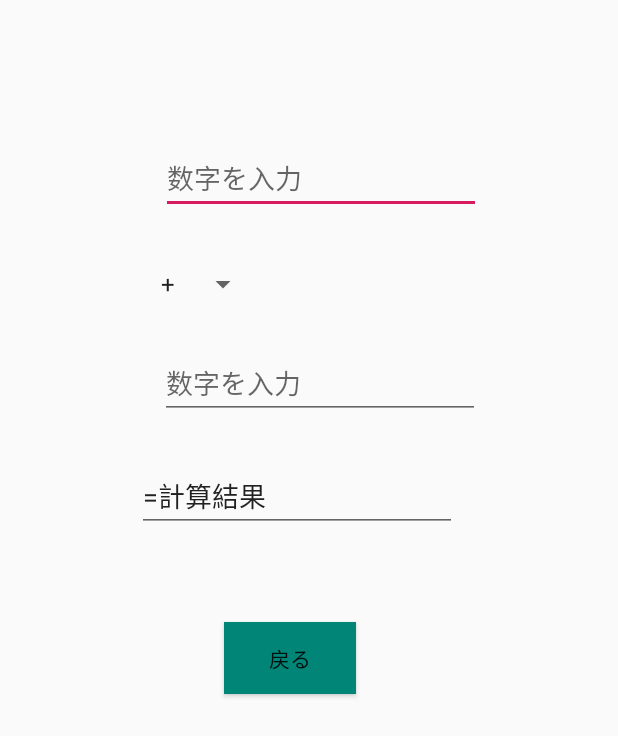
After one commit to assy3/memo_app, an Android app: the layout activity_another_calc.xml on its own in the app's theme, with its tools: preview values and no code run, on a phone screen of 412 x 824 dp. The commit adds this screen. Shown: the top 736 px of the screen. Run offline under Robolectric (Android 15) with nearby library versions, the phone set to English and light mode, and no system bars.

Commit message:
別画面のレイアウトファイル作成

```diff
--- /dev/null
+++ b/app/src/main/res/layout/activity_another_calc.xml
@@ -0,0 +1,93 @@
+<?xml version="1.0" encoding="utf-8"?>
+
+<FrameLayout xmlns:android="http://schemas.android.com/apk/res/android"
+    xmlns:app="http://schemas.android.com/apk/res-auto"
+    xmlns:tools="http://schemas.android.com/tools"
+    android:id="@+id/frameLayout"
+    android:layout_width="match_parent"
+    android:layout_height="match_parent"
+    android:padingBottom="@dimen/activity_vertical_margin"
+    android:padingLeft="@dimen/activity_horizontal_margin"
+    android:padingRight="@dimen/activity_horizontal_margin"
+    android:padingTop="@dimen/activity_vertical_margin"
+    tools:cotext="com.example.android.sample.memo_app.Mainactivity">
+
+    <ScrollView
+        android:layout_width="match_parent"
+        android:layout_height="match_parent">
+        <android.support.constraint.ConstraintLayout
+            android:layout_width="wrap_content"
+            android:layout_height="wrap_content"
+            android:layout_gravity="top|center_horizontal"
+            android:layout_marginTop="35dp"
+            tools:context=".MainActivity">
+
+            <Spinner
+                android:id="@+id/operatorSelector"
+                android:layout_width="wrap_content"
+                android:layout_height="wrap_content"
+                android:layout_marginStart="8dp"
+                android:layout_marginTop="142dp"
+                android:layout_marginEnd="8dp"
+                android:layout_marginBottom="106dp"
+                android:entries="@array/operators"
+                app:layout_constraintBottom_toTopOf="@+id/editText3"
+                app:layout_constraintEnd_toEndOf="parent"
+                app:layout_constraintHorizontal_bias="0.0"
+                app:layout_constraintStart_toStartOf="parent"
+                app:layout_constraintTop_toTopOf="parent" />
+
+            <EditText
+                android:id="@+id/numberInput1"
+                android:layout_width="wrap_content"
+                android:layout_height="wrap_content"
+                android:layout_marginStart="16dp"
+                android:layout_marginTop="59dp"
+                android:ems="10"
+                android:textSize="@dimen/primary_text_size"
+                android:hint="@string/hint_input_number"
+                android:inputType="number"
+                app:layout_constraintStart_toStartOf="parent"
+                app:layout_constraintTop_toTopOf="parent" />
+
+
+            <EditText
+                android:id="@+id/numberInput2"
+                android:layout_width="wrap_content"
+                android:layout_height="wrap_content"
+                android:layout_marginStart="15dp"
+                android:layout_marginTop="30dp"
+                android:ems="10"
+                android:hint="@string/hint_input_number"
+                android:inputType="number"
+                app:layout_constraintStart_toStartOf="parent"
+                app:layout_constraintTop_toBottomOf="@+id/operatorSelector" />
+
+
+            <EditText
+                android:id="@+id/editText3"
+                android:layout_width="wrap_content"
+                android:layout_height="wrap_content"
+                android:layout_marginEnd="29dp"
+                android:layout_marginBottom="418dp"
+                android:ems="10"
+                android:inputType="textPersonName"
+                android:text="@string/calc_result_default"
+                app:layout_constraintBottom_toBottomOf="parent"
+                app:layout_constraintEnd_toEndOf="@+id/calcButton2"
+                app:layout_constraintTop_toBottomOf="@+id/operatorSelector" />
+
+            <Button
+                android:id="@+id/backButton"
+                android:layout_width="wrap_content"
+                android:layout_height="wrap_content"
+                android:layout_marginStart="58dp"
+                android:layout_marginTop="60dp"
+                android:background="@drawable/button_background"
+                android:text="@string/button_back"
+                app:layout_constraintStart_toStartOf="@+id/editText3"
+                app:layout_constraintTop_toBottomOf="@+id/editText3" />
+
+        </android.support.constraint.ConstraintLayout>
+    </ScrollView>
+</FrameLayout>
--- a/app/src/main/res/layout/activity_main.xml
+++ b/app/src/main/res/layout/activity_main.xml
@@ -103,7 +103,7 @@
             android:layout_marginStart="58dp"
             android:layout_marginTop="60dp"
             android:background="@drawable/button_background"
-            android:text="@string/button_back"
+            android:text="@string/button_next"
             app:layout_constraintStart_toStartOf="@+id/editText3"
             app:layout_constraintTop_toBottomOf="@+id/editText3" />
 
```
